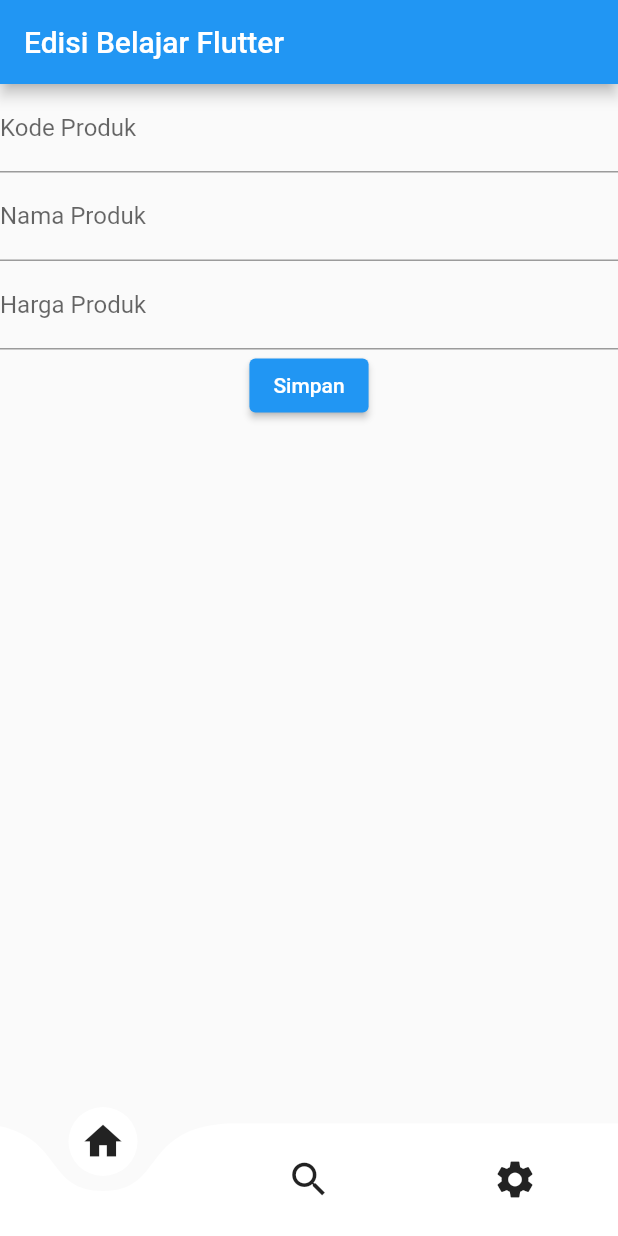
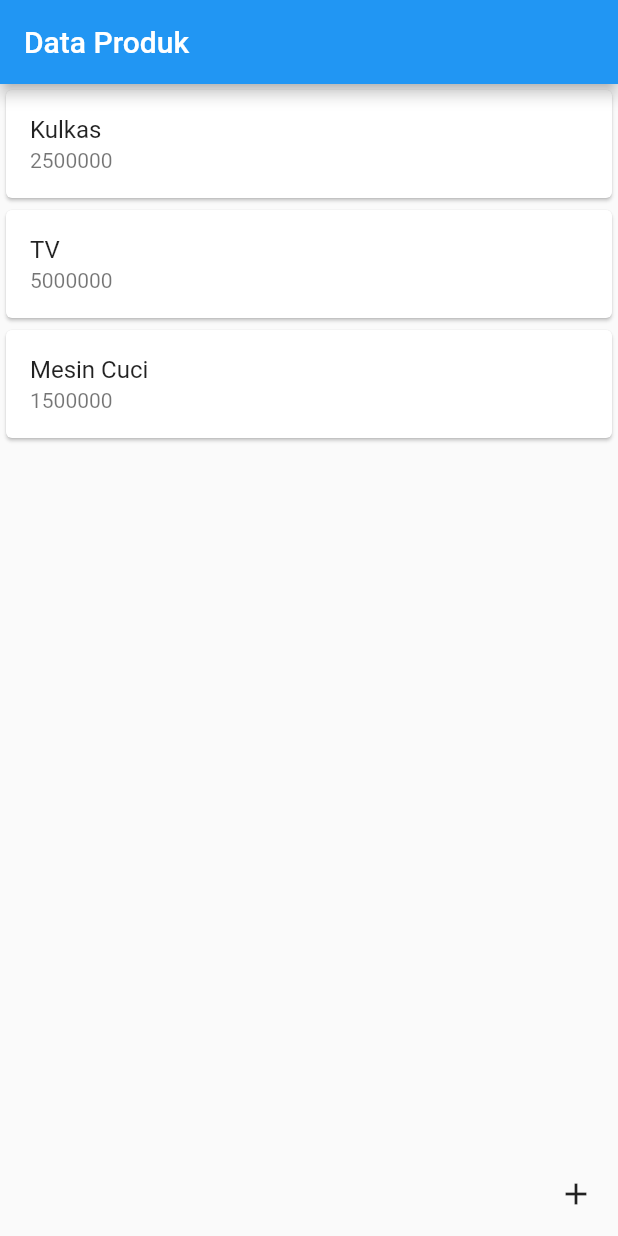
Before and after one commit to Geusan31/flutterApp, a Flutter app: the screen it shows after launch, on a phone screen of 412 x 824 dp. Run offline on Flutter 3.47's test engine with Material 2 defaults, Android fonts, the phone set to English and light mode, and no system bars; drawn by our look-alikes of curved_navigation_bar; our stand-ins replace font_awesome_flutter.

Commit message:
update code

```diff
--- a/lib/main.dart
+++ b/lib/main.dart
@@ -1,5 +1,9 @@
 import 'package:curved_navigation_bar/curved_navigation_bar.dart';
 import 'package:flutter/material.dart';
+import 'package:kelompok_website_ge/ui/detail.dart';
+import 'package:font_awesome_flutter/font_awesome_flutter.dart';
+import 'package:kelompok_website_ge/ui/home.dart';
+import 'package:kelompok_website_ge/ui/list.dart';
 
 void main() {
   runApp(const MyApp());
@@ -20,37 +24,65 @@ class MyApp extends StatelessWidget {
 }
 
 class CurvedDev extends StatefulWidget {
-  const CurvedDev({super.key});
+  const CurvedDev({Key? key}) : super(key: key);
 
   @override
   _CurvedDevState createState() => _CurvedDevState();
 }
 
 class _CurvedDevState extends State<CurvedDev> {
+  int index = 0;
+
+  int? harga;
+
+  List<Widget> get screens => [
+    // HomePage(),
+    // ProdukDetail(
+    //   kodeProduk: _kodeProdukTextboxController.text,
+    //   namaProduk: _namaProdukTextboxController.text,
+    //   harga: harga
+    // )
+    ListProduk()
+  ];
+
+  // List<String> get titles => [
+  //   "Form Produk",
+  //   "Detail Produk"
+  // ];
+
   @override
   Widget build(BuildContext context) {
     final items = <Widget>[
-      const Icon(Icons.home, size: 30),
-      const Icon(Icons.search, size: 30),
-      const Icon(Icons.settings, size: 30),
+      const FaIcon(FontAwesomeIcons.wpforms, size: 30, color: Colors.white),
+      const Icon(Icons.format_list_bulleted, size: 30),
     ];
     // TODO: implement build
     return Scaffold(
-        appBar: AppBar(
-          title: const Text("Edisi Belajar Flutter"),
-        ),
-        body: Column(children: [
-          const TextField(
-              decoration: InputDecoration(labelText: "Kode Produk")),
-          const TextField(
-              decoration: InputDecoration(labelText: "Nama Produk")),
-          const TextField(
-              decoration: InputDecoration(labelText: "Harga Produk")),
-          ElevatedButton(onPressed: () {}, child: const Text("Simpan"))
-        ]),
-        bottomNavigationBar: CurvedNavigationBar(
-          backgroundColor: Colors.transparent,
-          items: items,
-        ));
+        body: const ListProduk(),
+        // bottomNavigationBar: Theme(
+        //     data: Theme.of(context).copyWith(
+        //         iconTheme: IconThemeData(color: Colors.white)
+        //     ),
+        //     child: CurvedNavigationBar(
+        //       animationDuration: Duration(milliseconds: 300),
+        //       animationCurve: Curves.easeInOut,
+        //       color: Colors.blue,
+        //       height: 60,
+        //       backgroundColor: Colors.transparent,
+        //       index: index,
+        //       items: items,
+        //       onTap: (index) =>
+        //           setState(() {
+        //             this.index = index;
+        //             this.title = titles[index];
+        //           }),
+        //     ))
+      floatingActionButton: GestureDetector(
+        onTap: () async {
+          await Navigator.push(context, MaterialPageRoute(builder: (context) => const HomePage()));
+        },
+        child: const Icon(Icons.add),
+      ),
+    );
   }
 }
--- /dev/null
+++ b/lib/ui/list.dart
@@ -0,0 +1,65 @@
+import 'package:flutter/material.dart';
+import 'package:kelompok_website_ge/ui/detail.dart';
+
+class ListProduk extends StatefulWidget {
+  const ListProduk({Key? key}) : super(key: key);
+
+  @override
+  _ListProdukState createState() => _ListProdukState();
+}
+
+class _ListProdukState extends State<ListProduk> {
+  @override
+  Widget build(BuildContext context) {
+    // TODO: implement build
+    return Scaffold(
+      appBar: AppBar(
+        title: const Text("Data Produk"),
+      ),
+      body: ListView(
+        children: const [
+          ItemProduk(
+            kodeProduk: "A001",
+            namaProduk: "Kulkas",
+            harga: 2500000,
+          ),
+          ItemProduk(
+            kodeProduk: "A002",
+            namaProduk: "TV",
+            harga: 5000000,
+          ),
+          ItemProduk(
+            kodeProduk: "A003",
+            namaProduk: "Mesin Cuci",
+            harga: 1500000,
+          ),
+        ],
+      ),
+    );
+  }
+}
+
+class ItemProduk extends StatelessWidget {
+  final String? kodeProduk;
+  final String? namaProduk;
+  final int? harga;
+
+  const ItemProduk({Key? key, this.kodeProduk, this.namaProduk, this.harga});
+
+  @override
+  Widget build(BuildContext context) {
+    // TODO: implement build
+    return GestureDetector(
+      child: Card(
+        child: ListTile(
+          title: Text(namaProduk.toString()),
+          subtitle: Text(harga.toString()),
+        ),
+      ),
+      onTap: () {
+        Navigator.push(context, MaterialPageRoute(builder: (context) => ProdukDetail(kodeProduk: kodeProduk, namaProduk: namaProduk, harga: harga,)));
+      },
+    );
+  }
+
+}
--- a/pubspec.yaml
+++ b/pubspec.yaml
@@ -30,7 +30,7 @@ environment:
 dependencies:
   flutter:
     sdk: flutter
-
+  font_awesome_flutter: ^10.6.0
 
   # The following adds the Cupertino Icons font to your application.
   # Use with the CupertinoIcons class for iOS style icons.
```
Also changed, not shown: lib/ui/detail.dart (added, +32 -0 lines), lib/ui/home.dart (added, +61 -0 lines), pubspec.lock.
